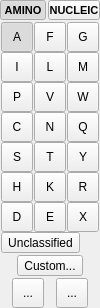
Old version of the form src/schrodinger/sketcher/ui/monomer_tool_widget.ui in the repository KevKeating/sketcher.
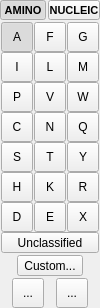
New version of the form. Icons and pictures are not drawn. Custom widgets are drawn as their Qt base class.

Commit message: Making the new buttons full width so they're centered

```diff
--- a/src/schrodinger/sketcher/ui/monomer_tool_widget.ui
+++ b/src/schrodinger/sketcher/ui/monomer_tool_widget.ui
@@ -565,6 +565,12 @@
        </property>
        <item row="7" column="0" colspan="3">
         <widget class="schrodinger::sketcher::ModularToolButton" name="aa_unclassified_btn">
+         <property name="sizePolicy">
+          <sizepolicy hsizetype="MinimumExpanding" vsizetype="Fixed">
+           <horstretch>0</horstretch>
+           <verstretch>0</verstretch>
+          </sizepolicy>
+         </property>
          <property name="text">
           <string>Unclassified</string>
          </property>
```
Left out of the diff: 6 changed lines with no effect on the pictures.
